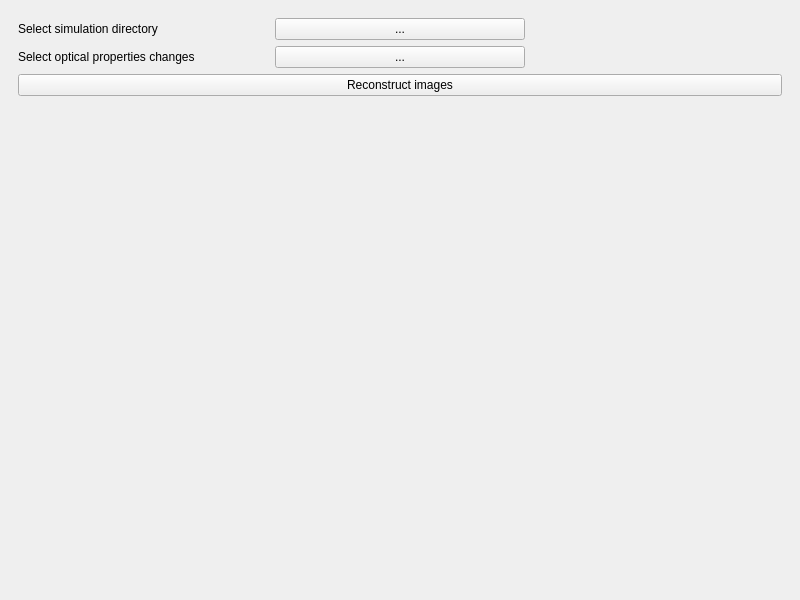
This is Process_WMC_reconstruction/ui/mainwindow.ui in CCaredda/White-Monte-Carlo as Qt 5 draws it before an edit. The edited form follows.
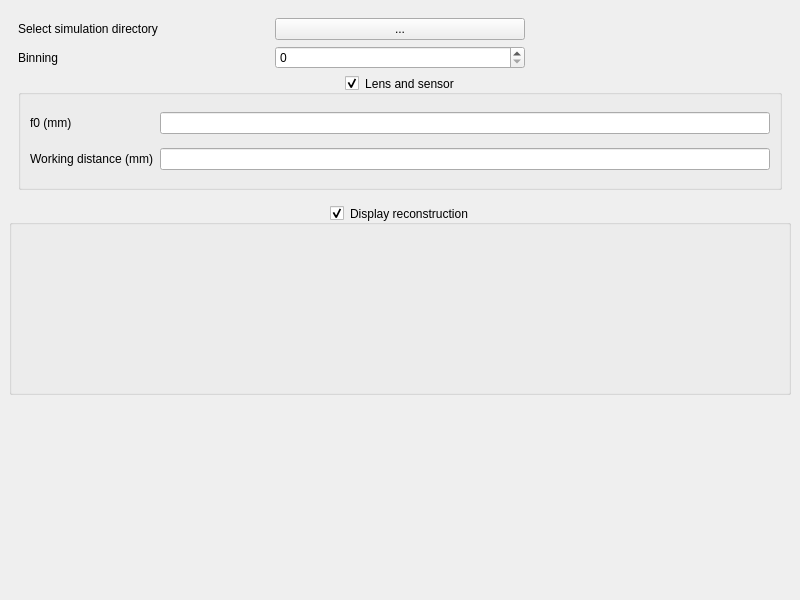
This is the edited form.

Commit message: Add matlab code for image reconstruction with ray. Add memmory handling with pointers. Add File reading in parallel. Python code for displying results. Processing multiple wavelengths.

The edit to the form file:
```diff
--- a/Process_WMC_reconstruction/ui/mainwindow.ui
+++ b/Process_WMC_reconstruction/ui/mainwindow.ui
@@ -15,9 +15,41 @@
   </property>
   <widget class="QWidget" name="centralwidget">
    <layout class="QGridLayout" name="gridLayout">
+    <item row="2" column="0" colspan="2">
+     <widget class="QLabel" name="_progress">
+      <property name="font">
+       <font>
+        <bold>true</bold>
+       </font>
+      </property>
+      <property name="text">
+       <string/>
+      </property>
+      <property name="alignment">
+       <set>Qt::AlignCenter</set>
+      </property>
+     </widget>
+    </item>
     <item row="0" column="0" colspan="2">
      <widget class="QWidget" name="widget" native="true">
       <layout class="QGridLayout" name="gridLayout_2">
+       <item row="0" column="1">
+        <widget class="QPushButton" name="_dir_simu">
+         <property name="text">
+          <string>...</string>
+         </property>
+        </widget>
+       </item>
+       <item row="0" column="2">
+        <widget class="QLabel" name="_dir_simu_path">
+         <property name="text">
+          <string/>
+         </property>
+        </widget>
+       </item>
+       <item row="1" column="1">
+        <widget class="QSpinBox" name="_binning"/>
+       </item>
        <item row="0" column="0">
         <widget class="QLabel" name="label">
          <property name="text">
@@ -35,67 +67,60 @@
        <item row="1" column="0">
         <widget class="QLabel" name="label_2">
          <property name="text">
-          <string>Select optical properties changes</string>
-         </property>
-        </widget>
-       </item>
-       <item row="1" column="1">
-        <widget class="QPushButton" name="_dir_optical_changes">
-         <property name="text">
-          <string>...</string>
-         </property>
-        </widget>
-       </item>
-       <item row="0" column="1">
-        <widget class="QPushButton" name="_dir_simu">
-         <property name="text">
-          <string>...</string>
-         </property>
-        </widget>
-       </item>
-       <item row="1" column="2">
-        <widget class="QLabel" name="_dir_optical_changes_path">
-         <property name="text">
-          <string/>
+          <string>Binning</string>
          </property>
         </widget>
        </item>
        <item row="2" column="0" colspan="3">
-        <widget class="QPushButton" name="_start_process">
-         <property name="text">
-          <string>Reconstruct images</string>
+        <widget class="QGroupBox" name="_model_lens">
+         <property name="title">
+          <string>Lens and sensor</string>
          </property>
+         <property name="alignment">
+          <set>Qt::AlignCenter</set>
+         </property>
+         <property name="checkable">
+          <bool>true</bool>
+         </property>
+         <layout class="QGridLayout" name="gridLayout_3">
+          <item row="1" column="0">
+           <widget class="QLabel" name="label_4">
+            <property name="text">
+             <string>Working distance (mm)</string>
+            </property>
+           </widget>
+          </item>
+          <item row="1" column="1">
+           <widget class="QLineEdit" name="_working_distance"/>
+          </item>
+          <item row="0" column="0">
+           <widget class="QLabel" name="label_3">
+            <property name="text">
+             <string>f0 (mm)</string>
+            </property>
+           </widget>
+          </item>
+          <item row="0" column="1">
+           <widget class="QLineEdit" name="_f0"/>
+          </item>
+         </layout>
         </widget>
        </item>
       </layout>
      </widget>
     </item>
-    <item row="2" column="1">
-     <spacer name="verticalSpacer">
-      <property name="orientation">
-       <enum>Qt::Vertical</enum>
-      </property>
-      <property name="sizeHint" stdset="0">
-       <size>
-        <width>20</width>
-        <height>40</height>
-       </size>
-      </property>
-     </spacer>
-    </item>
     <item row="1" column="0" colspan="2">
-     <widget class="QLabel" name="_progress">
-      <property name="font">
-       <font>
-        <bold>true</bold>
-       </font>
-      </property>
-      <property name="text">
-       <string/>
+     <widget class="QGroupBox" name="_process_single_lambda">
+      <property name="title">
+       <string>Display reconstruction</string>
       </property>
       <property name="alignment">
        <set>Qt::AlignCenter</set>
       </property>
+      <property name="checkable">
+       <bool>true</bool>
+      </property>
+      <layout class="QHBoxLayout" name="horizontalLayout"/>
      </widget>
     </item>
    </layout>
```
Left out of the diff: 7 changed lines with no effect on the pictures. The commit also changes 16 other files.
